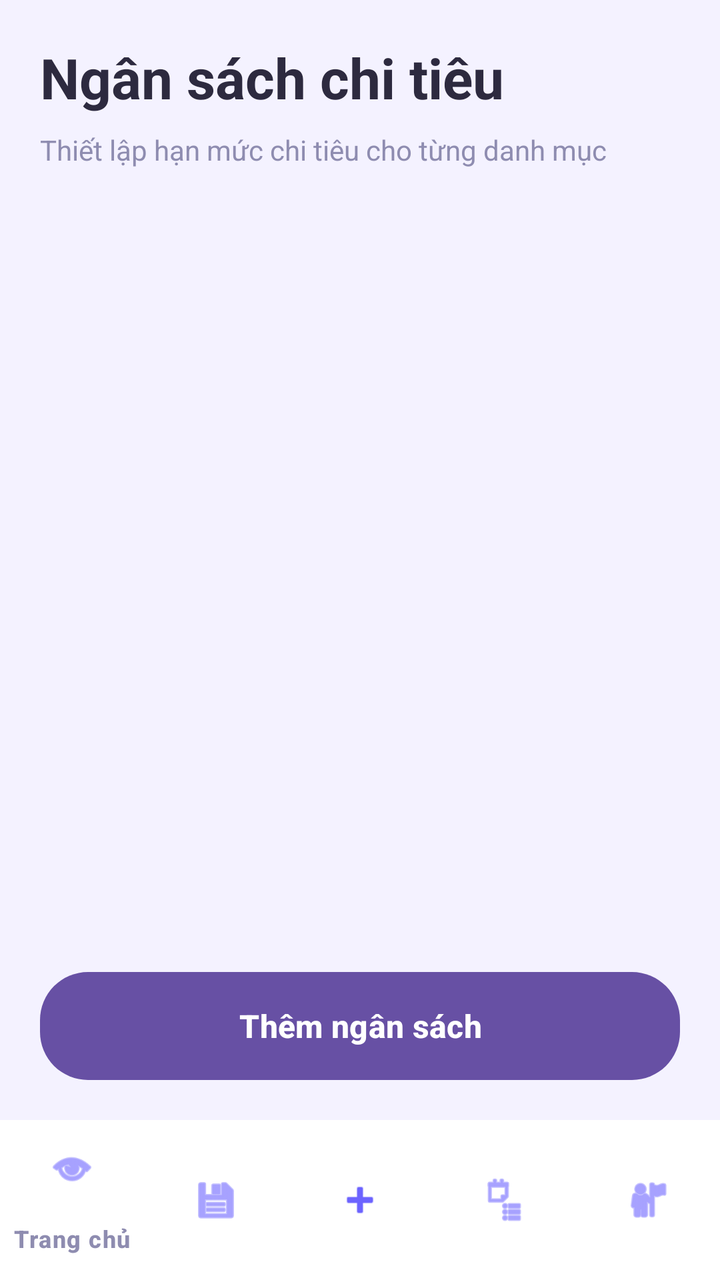
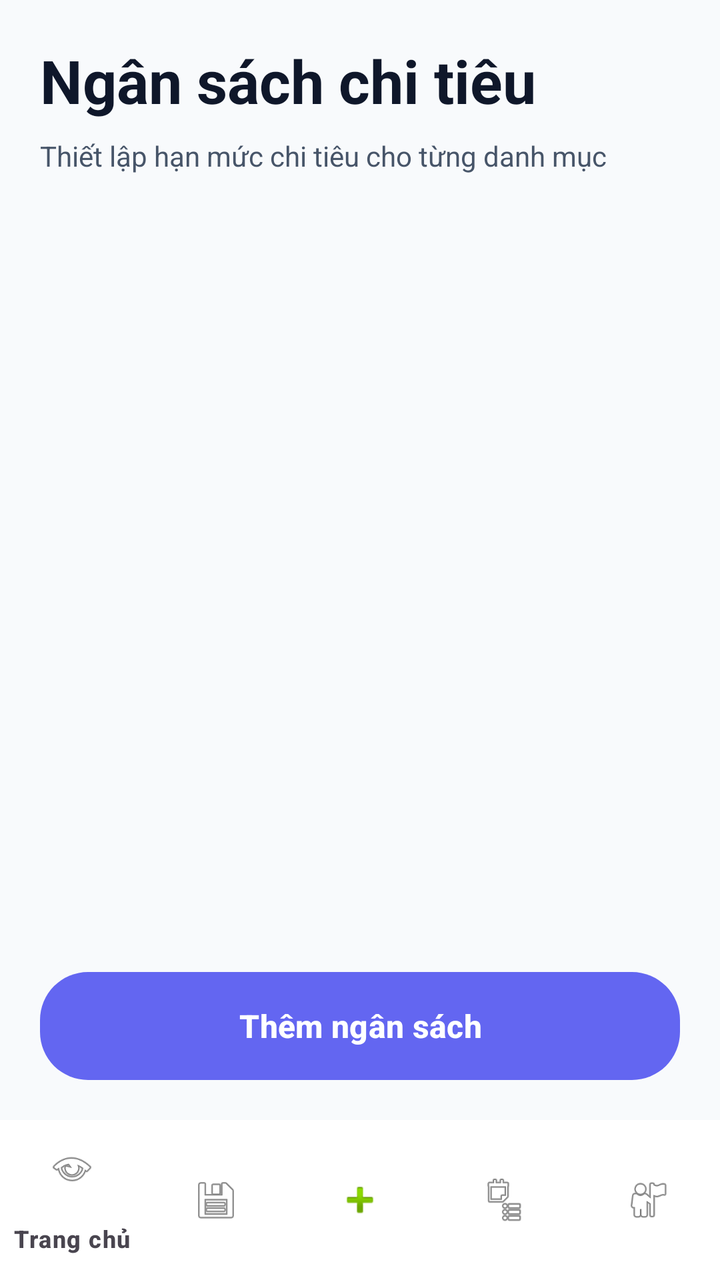

Two renders of the same Android screen: before a commit and after it. Below are the layout's source before the change and the commit's diff.
<!-- AndroidManifest.xml: application theme Theme.MyApplication -->
<!-- res/layout/activity_budget.xml -->
<?xml version="1.0" encoding="utf-8"?>
<RelativeLayout xmlns:android="http://schemas.android.com/apk/res/android"
    xmlns:app="http://schemas.android.com/apk/res-auto"
    android:layout_width="match_parent"
    android:layout_height="match_parent"
    android:background="@color/app_background">

    <LinearLayout
        android:layout_width="match_parent"
        android:layout_height="match_parent"
        android:layout_above="@id/bottomNav"
        android:orientation="vertical"
        android:padding="20dp">

        <TextView
            android:layout_width="wrap_content"
            android:layout_height="wrap_content"
            android:text="Ngân sách chi tiêu"
            android:textColor="@color/text_primary"
            android:textSize="28sp"
            android:textStyle="bold" />

        <TextView
            android:layout_width="wrap_content"
            android:layout_height="wrap_content"
            android:layout_marginTop="8dp"
            android:text="Thiết lập hạn mức chi tiêu cho từng danh mục"
            android:textColor="@color/text_secondary"
            android:textSize="14sp" />

        <androidx.recyclerview.widget.RecyclerView
            android:id="@+id/rvBudgets"
            android:layout_width="match_parent"
            android:layout_height="0dp"
            android:layout_marginTop="24dp"
            android:layout_weight="1" />

        <Button
            android:id="@+id/btnAddBudget"
            android:layout_width="match_parent"
            android:layout_height="54dp"
            android:layout_marginTop="16dp"
            android:background="@drawable/bg_button_primary"
            android:text="Thêm ngân sách"
            android:textAllCaps="false"
            android:textColor="@color/white"
            android:textSize="16sp"
            android:textStyle="bold" />
    </LinearLayout>

    <com.google.android.material.bottomnavigation.BottomNavigationView
        android:id="@+id/bottomNav"
        android:layout_width="match_parent"
        android:layout_height="wrap_content"
        android:layout_alignParentBottom="true"
        android:background="@color/card_background"
        android:elevation="8dp"
        app:itemIconTint="@color/primary_blue"
        app:itemTextColor="@color/text_secondary"
        app:menu="@menu/bottom_menu" />
</RelativeLayout>
<!-- resources referenced by this layout -->
<resources>
  <color name="app_background">#F4F2FF</color>
  <color name="card_background">#FFFFFF</color>
  <color name="primary_blue">#6C63FF</color>
  <color name="text_primary">#2D2A3F</color>
  <color name="text_secondary">#8E8CB0</color>
  <color name="white">#FFFFFFFF</color>
  <!-- drawable bg_button_primary (drawable) -->
  <?xml version="1.0" encoding="utf-8"?>
  <shape xmlns:android="http://schemas.android.com/apk/res/android">
      <gradient
          android:angle="0"
          android:endColor="#7B6DFF"
          android:startColor="#5F55FF" />
      <corners android:radius="24dp" />
  </shape>
  <style name="Theme.MyApplication" parent="Base.Theme.MyApplication" />
  <style name="Base.Theme.MyApplication" parent="Theme.Material3.DayNight.NoActionBar">
          
          
      </style>
</resources>

<!-- the commit's change to res/layout/activity_budget.xml (unified diff, before → after) -->
@@ -15,16 +15,16 @@
         <TextView
             android:layout_width="wrap_content"
             android:layout_height="wrap_content"
-            android:text="Ngân sách chi tiêu"
+            android:text="@string/budget_title"
             android:textColor="@color/text_primary"
-            android:textSize="28sp"
+            android:textSize="30sp"
             android:textStyle="bold" />
 
         <TextView
             android:layout_width="wrap_content"
             android:layout_height="wrap_content"
             android:layout_marginTop="8dp"
-            android:text="Thiết lập hạn mức chi tiêu cho từng danh mục"
+            android:text="@string/budget_subtitle"
             android:textColor="@color/text_secondary"
             android:textSize="14sp" />
 
@@ -33,7 +33,9 @@
             android:layout_width="match_parent"
             android:layout_height="0dp"
             android:layout_marginTop="24dp"
-            android:layout_weight="1" />
+            android:layout_weight="1"
+            android:clipToPadding="false"
+            android:paddingBottom="12dp" />
 
         <Button
             android:id="@+id/btnAddBudget"
@@ -41,7 +43,7 @@
             android:layout_height="54dp"
             android:layout_marginTop="16dp"
             android:background="@drawable/bg_button_primary"
-            android:text="Thêm ngân sách"
+            android:text="@string/budget_add_button"
             android:textAllCaps="false"
             android:textColor="@color/white"
             android:textSize="16sp"
@@ -54,8 +56,8 @@
         android:layout_height="wrap_content"
         android:layout_alignParentBottom="true"
         android:background="@color/card_background"
-        android:elevation="8dp"
-        app:itemIconTint="@color/primary_blue"
-        app:itemTextColor="@color/text_secondary"
+        android:elevation="6dp"
+        app:itemIconTint="@color/bottom_nav_item"
+        app:itemTextColor="@color/bottom_nav_item"
         app:menu="@menu/bottom_menu" />
 </RelativeLayout>
<!-- resource entries referenced after the edit -->
@@ -1,24 +1,31 @@
 <!-- resources referenced by this layout -->
 <resources>
-  <color name="app_background">#F4F2FF</color>
+  <color name="app_background">#F8FAFC</color>
   <color name="card_background">#FFFFFF</color>
-  <color name="primary_blue">#6C63FF</color>
-  <color name="text_primary">#2D2A3F</color>
-  <color name="text_secondary">#8E8CB0</color>
+  <color name="primary_blue">#6366F1</color>
+  <color name="text_primary">#0F172A</color>
+  <color name="text_secondary">#475569</color>
   <color name="white">#FFFFFFFF</color>
   <!-- drawable bg_button_primary (drawable) -->
   <?xml version="1.0" encoding="utf-8"?>
   <shape xmlns:android="http://schemas.android.com/apk/res/android">
       <gradient
           android:angle="0"
-          android:endColor="#7B6DFF"
-          android:startColor="#5F55FF" />
+          android:endColor="@color/accent_purple"
+          android:startColor="@color/primary_blue" />
       <corners android:radius="24dp" />
   </shape>
+  <string name="budget_add_button">Thêm ngân sách</string>
+  <string name="budget_subtitle">Thiết lập hạn mức chi tiêu cho từng danh mục</string>
+  <string name="budget_title">Ngân sách chi tiêu</string>
   <style name="Theme.MyApplication" parent="Base.Theme.MyApplication" />
+  <color name="accent_purple">#8B5CF6</color>
   <style name="Base.Theme.MyApplication" parent="Theme.Material3.DayNight.NoActionBar">
-          
-          
+          <item name="colorPrimary">@color/primary_blue</item>
+          <item name="colorSecondary">@color/accent_purple</item>
+          <item name="android:statusBarColor">@android:color/transparent</item>
+          <item name="android:navigationBarColor">@color/card_background</item>
+          <item name="android:windowBackground">@color/app_background</item>
       </style>
 </resources>
 
